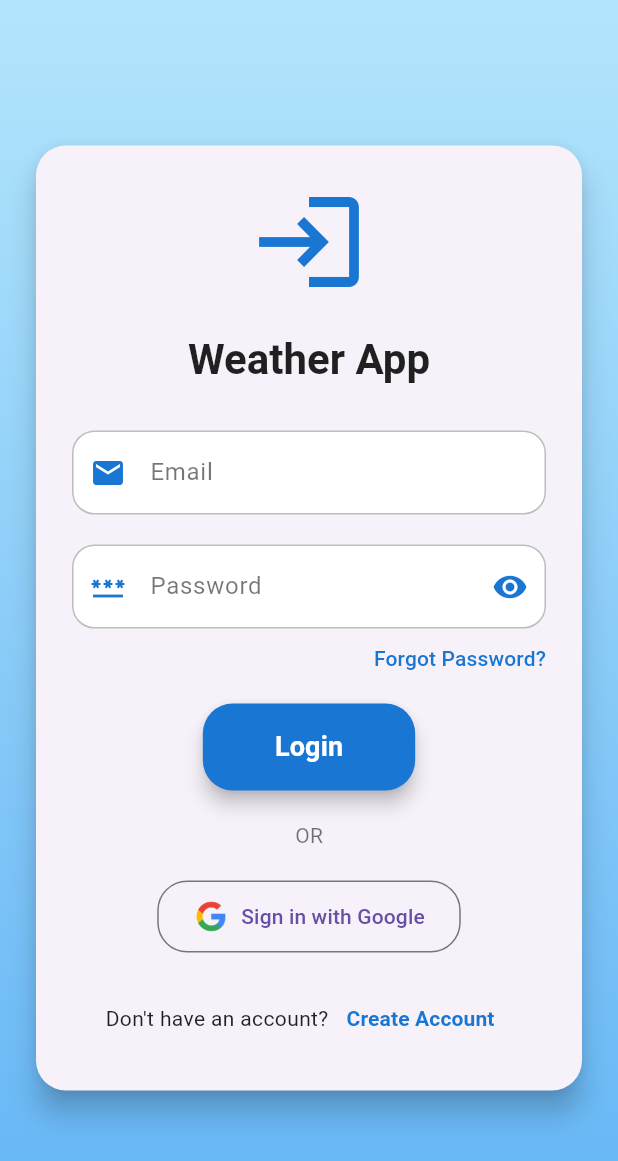
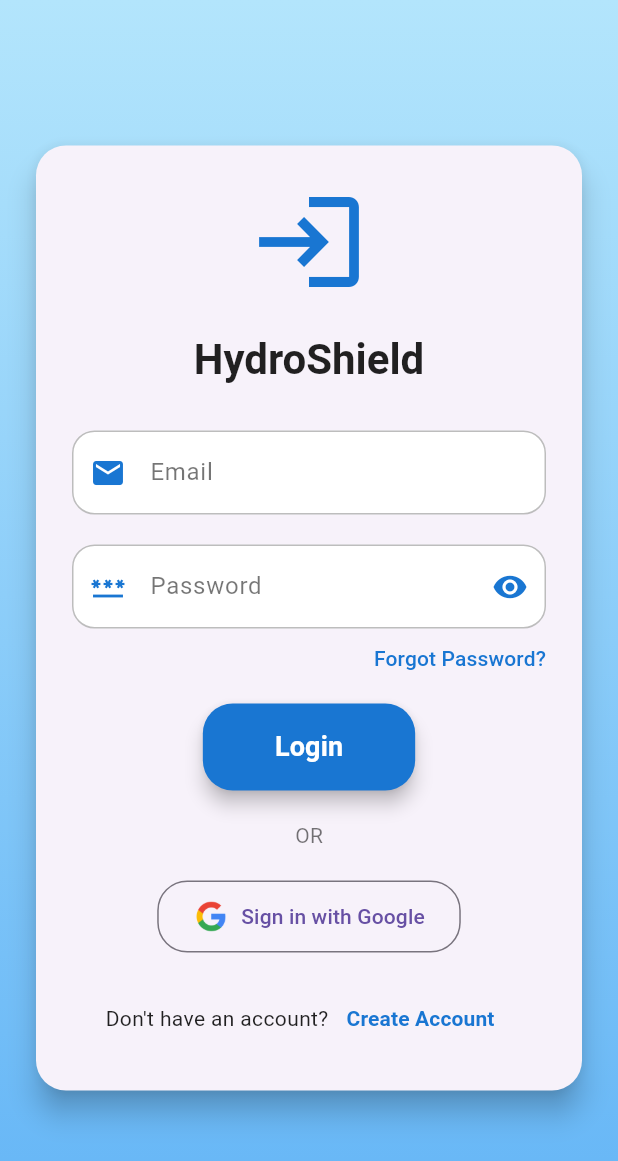
Before and after one commit to Mego77/HydroShield, a Flutter app: the screen it shows after launch, on a phone screen of 412 x 824 dp. Shown: the top 1161 px of the screen. Run offline on Flutter 3.47's test engine with Material 3 defaults, Android fonts, the phone set to English and light mode, and no system bars; our stand-ins replace chewie, cloud_firestore, easy_localization, firebase_auth, firebase_core, firebase_messaging and 5 more; accounts and stored records are empty.

Commit message:
Update Name

```diff
--- a/lib/screens/login_screen.dart
+++ b/lib/screens/login_screen.dart
@@ -146,7 +146,7 @@ class _LoginScreenState extends State<LoginScreen> {
                           ),
                           const SizedBox(height: 20),
                           Text(
-                            'weather_app'.tr(),
+                            'HydroShield',
                             style: theme.textTheme.headlineMedium?.copyWith(
                               fontWeight: FontWeight.bold,
                               color: isDarkMode ? Colors.white : Colors.black87,
--- a/lib/screens/weather_screen.dart
+++ b/lib/screens/weather_screen.dart
@@ -33,9 +33,7 @@ class WeatherScreen extends StatelessWidget {
         appBar: AppBar(
           title: Consumer<WeatherProvider>(
             builder: (context, weatherProvider, _) => Text(
-              weatherProvider.cityName != null
-                  ? '${'weather_app'.tr()} - ${weatherProvider.cityName}'
-                  : 'weather_app'.tr(),
+              'HydroShield',
               style: TextStyle(
                 fontWeight: FontWeight.bold,
                 color: isDark
```
